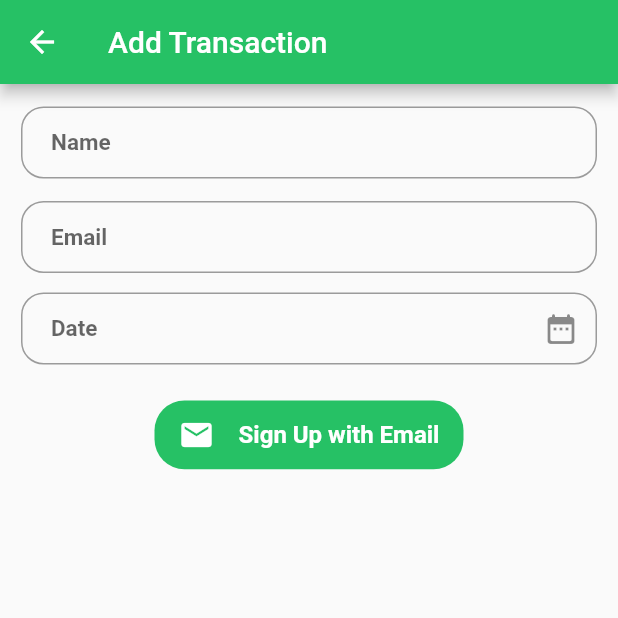
After one commit to yogameleniawan/flutter_mobileapp_moneyac, a Flutter app: the FormTransaction screen opened directly, on a phone screen of 412 x 824 dp, the top half of it. The commit adds this screen. Run offline on Flutter 3.47's test engine with Material 2 defaults, Android fonts, the phone set to English and light mode, and no system bars; our stand-ins replace cloud_firestore, email_validator, firebase_auth, firebase_core, google_sign_in, month_picker_dialog; missing offline and left inert: date_utils; accounts and stored records are empty.

Commit message:
add form transaction

```diff
--- /dev/null
+++ b/lib/pages/form_transaction.dart
@@ -0,0 +1,130 @@
+import 'package:flutter/material.dart';
+import 'package:intl/intl.dart';
+import 'package:date_utils/date_utils.dart';
+
+class FormTransaction extends StatefulWidget {
+  FormTransaction({Key key, this.month, this.year}) : super(key: key);
+  String month;
+  String year;
+  @override
+  _FormTransactionState createState() => _FormTransactionState();
+}
+
+class _FormTransactionState extends State<FormTransaction> {
+  @override
+  Widget build(BuildContext context) {
+    return Scaffold(
+      appBar: AppBar(
+        backgroundColor: const Color(0xff26c165),
+        title: Text("Add Transaction"),
+      ),
+      body: Container(
+        child: Column(
+          children: <Widget>[
+            Padding(
+              padding: const EdgeInsets.only(top: 15.0, right: 14, left: 14),
+              child: TextFormField(
+                style: TextStyle(
+                    color: Colors.black,
+                    fontWeight: FontWeight.bold,
+                    fontSize: 15),
+                decoration: InputDecoration(
+                  border: OutlineInputBorder(
+                    borderRadius: BorderRadius.all(Radius.circular(15)),
+                  ),
+                  hintText: "Name",
+                  hintStyle: TextStyle(fontSize: 15),
+                  contentPadding: EdgeInsets.fromLTRB(20.0, 15.0, 20.0, 15.0),
+                ),
+                cursorColor: Colors.black,
+                keyboardType: TextInputType.emailAddress,
+              ),
+            ),
+            Padding(
+              padding: const EdgeInsets.only(
+                  top: 15.0, right: 14, left: 14, bottom: 8),
+              child: TextFormField(
+                style: TextStyle(
+                    color: Colors.black,
+                    fontWeight: FontWeight.bold,
+                    fontSize: 15),
+                decoration: InputDecoration(
+                  border: OutlineInputBorder(
+                    borderRadius: BorderRadius.all(Radius.circular(15)),
+                  ),
+                  hintText: "Email",
+                  hintStyle: TextStyle(fontSize: 15),
+                  contentPadding: EdgeInsets.fromLTRB(20.0, 15.0, 20.0, 15.0),
+                ),
+                cursorColor: Colors.black,
+                keyboardType: TextInputType.emailAddress,
+              ),
+            ),
+            Padding(
+              padding: const EdgeInsets.only(
+                  top: 5.0, right: 14, left: 14, bottom: 8),
+              child: TextFormField(
+                style: TextStyle(
+                    color: Colors.black,
+                    fontWeight: FontWeight.bold,
+                    fontSize: 15),
+                decoration: InputDecoration(
+                    border: OutlineInputBorder(
+                      borderRadius: BorderRadius.all(Radius.circular(15)),
+                    ),
+                    hintText: "Date",
+                    contentPadding: EdgeInsets.fromLTRB(20.0, 15.0, 20.0, 15.0),
+                    hintStyle: TextStyle(fontSize: 15),
+                    suffixIcon: GestureDetector(
+                      onTap: () {
+                        print(int.parse(widget.year));
+                        print(int.parse(widget.month));
+                        showDatePicker(
+                          context: context,
+                          initialDate: DateTime(
+                              int.parse(widget.year), int.parse(widget.month)),
+                          firstDate: DateTime(
+                              int.parse(widget.year), int.parse(widget.month)),
+                          lastDate: DateTime(int.parse(widget.year),
+                              int.parse(widget.month) + 1, 0),
+                        ).then((date) {});
+                      },
+                      child: Icon(Icons.date_range_rounded),
+                    )),
+                cursorColor: Colors.black,
+              ),
+            ),
+            SizedBox(
+              height: 16,
+            ),
+            InkWell(
+                child: Container(
+                    width: MediaQuery.of(context).size.width / 2,
+                    height: MediaQuery.of(context).size.height / 18,
+                    decoration: BoxDecoration(
+                        borderRadius: BorderRadius.circular(20),
+                        color: const Color(0xff26c165)),
+                    child: Center(
+                        child: Row(
+                      mainAxisAlignment: MainAxisAlignment.spaceEvenly,
+                      children: <Widget>[
+                        Icon(
+                          Icons.email,
+                          color: Colors.white,
+                        ),
+                        Text(
+                          'Sign Up with Email',
+                          style: TextStyle(
+                              fontSize: 16.0,
+                              fontWeight: FontWeight.bold,
+                              color: Colors.white),
+                        ),
+                      ],
+                    ))),
+                onTap: () {}),
+          ],
+        ),
+      ),
+    );
+  }
+}
--- a/lib/pages/register_page.dart
+++ b/lib/pages/register_page.dart
@@ -60,7 +60,7 @@ class _RegisterPageState extends State<RegisterPage> {
                                 style: TextStyle(color: Colors.red)),
                             Padding(
                               padding: const EdgeInsets.only(
-                                  top: 15.0, right: 14, left: 14, bottom: 8),
+                                  top: 15.0, right: 14, left: 14),
                               child: TextFormField(
                                 controller: nameController,
                                 style: TextStyle(
--- a/pubspec.yaml
+++ b/pubspec.yaml
@@ -30,6 +30,8 @@ dependencies:
   firebase: ^9.0.1
   intl: ^0.17.0
   month_picker_dialog: ^0.4.0
+  splashscreen: ^1.3.5
+  date_utils: any
 
   # The following adds the Cupertino Icons font to your application.
   # Use with the CupertinoIcons class for iOS style icons.
@@ -58,6 +60,9 @@ flutter:
     - assets/background.png
     - assets/content.png
     - assets/head.png
+    - assets/detail.png
+    - assets/splash1.png
+    - assets/splash2.png
   #   - images/a_dot_ham.jpeg
 
   # An image asset can refer to one or more resolution-specific "variants", see
```
Also changed, not shown: lib/pages/home_detail.dart (+82 -3 lines), lib/pages/home_screen.dart (+43 -5 lines), assets/detail.png (added), assets/splash1.png (added), assets/splash2.png (added), pubspec.lock.
